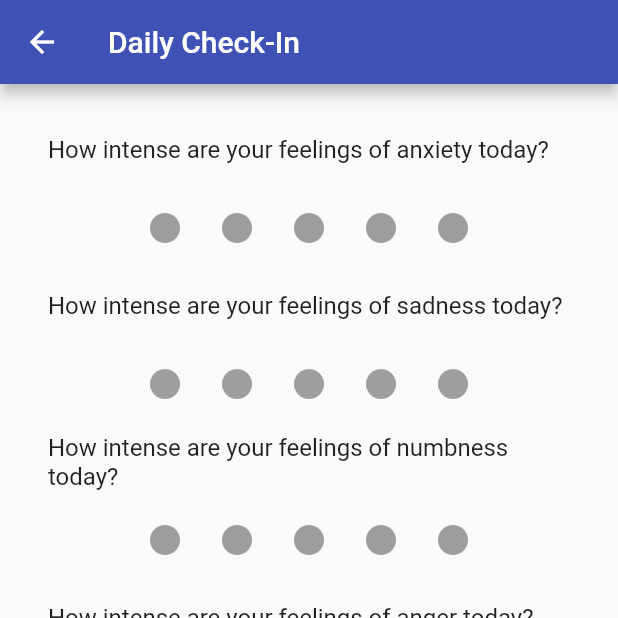
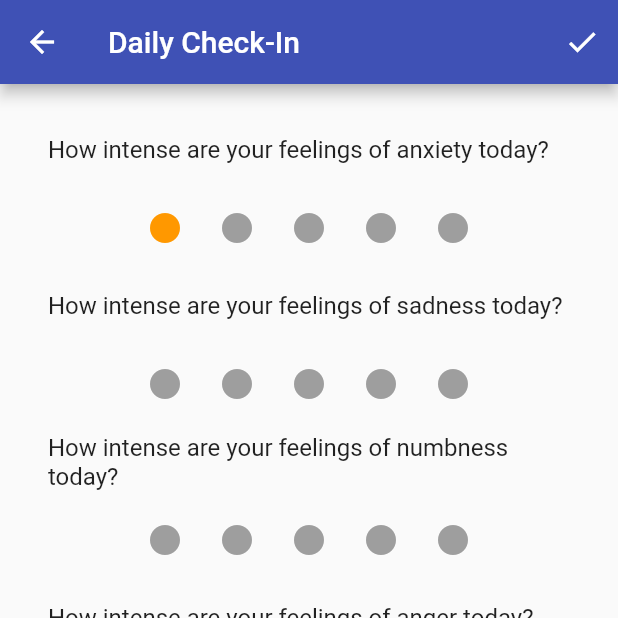
Before and after one commit to mikaylalin/mental_health_tracker, a Flutter app: the Test screen opened directly with empty values, after a tap on the "brightness 1" icon, on a phone screen of 412 x 824 dp, the top half of it. Run offline on Flutter 3.47's test engine with Material 2 defaults, Android fonts, the phone set to English and light mode, and no system bars; our stand-ins replace carousel_pro, charts_flutter, shared_preferences, table_calendar; accounts and stored records are empty.

Commit message:
Save emotion data from quiz screen

```diff
--- a/lib/quiz.dart
+++ b/lib/quiz.dart
@@ -1,11 +1,12 @@
 part of my_library;
 
 class Test extends StatefulWidget {
-  final Map<String, int> emotionData;
+  final Map<String, int> existingData;
+  final void Function(Map<String, int>) saveEmotionsCallback;
 
-  Test(this.emotionData) {
+  Test({@required this.existingData, this.saveEmotionsCallback}) {
     print("Received existing quiz data:");
-    print(emotionData);
+    print(existingData);
   }
 
   @override
@@ -25,6 +26,15 @@ class _TestState extends State<Test> {
     'tiredness',
     'hopelessness'
   ];
+
+  // Holds this quiz data (save on exit)
+  Map<String, int> emotionData;
+
+  @override
+  void initState() {
+    super.initState();
+    emotionData = {...widget.existingData}; // Could use other defaults as well
+  }
 
   /// Builds the quiz interface
   Widget _buildQuiz() {
@@ -52,16 +62,12 @@ class _TestState extends State<Test> {
       buttons[i] = (new IconButton(
           icon: new Icon(Icons.brightness_1),
           onPressed: () => setState(() {
-                //if the button is pressed, change emotionData to the
-                //right intensity
-                // widget.emotionData[keyList[index].key] = i + 1;
-                print("Want to set $emotion to ${i + 1}");
+                emotionData[emotion] = i + 1;
               }),
           //change the color of the buttons to fit the information in emotionData
           // ?? 0 for data that isn't set yet
-          color: (i < (widget.emotionData[emotion] ?? 0))
-              ? Colors.orange
-              : Colors.grey));
+          color:
+              (i < (emotionData[emotion] ?? 0)) ? Colors.orange : Colors.grey));
     }
     return buttons;
   }
@@ -71,6 +77,14 @@ class _TestState extends State<Test> {
     return new Scaffold(
         appBar: new AppBar(
           title: new Text('Daily Check-In'),
+          actions: <Widget>[
+            IconButton(
+                icon: Icon(Icons.check),
+                onPressed: () {
+                  widget.saveEmotionsCallback(emotionData);
+                  Navigator.pop(context);
+                }),
+          ],
         ),
         body: _buildQuiz());
   }
```
Also changed, not shown: lib/home.dart (+18 -18 lines).
